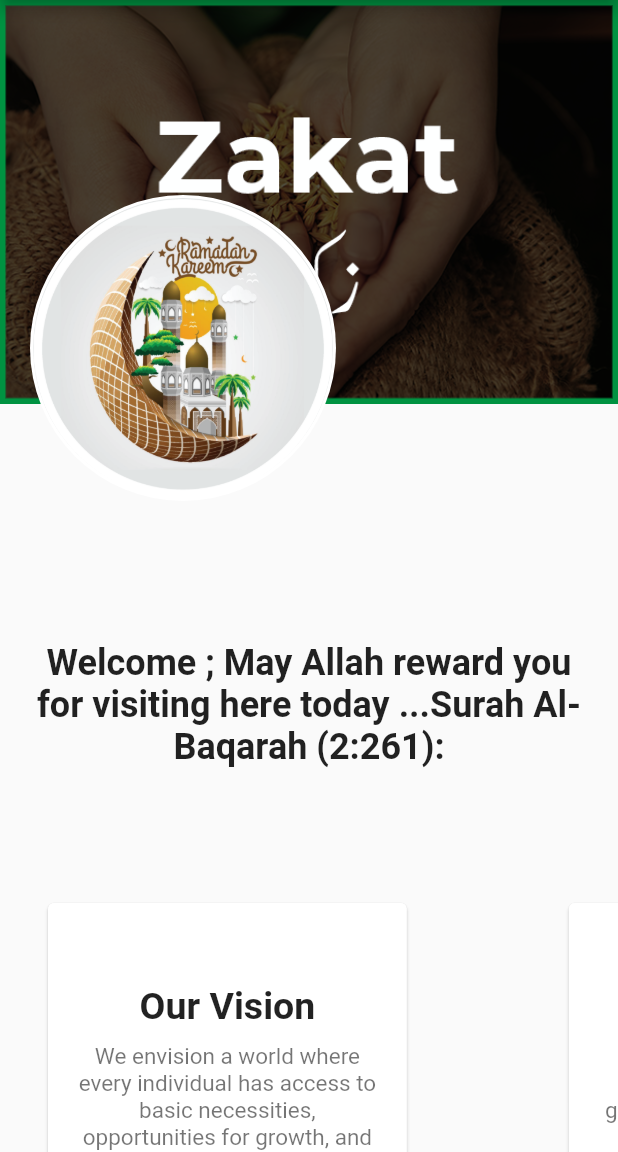
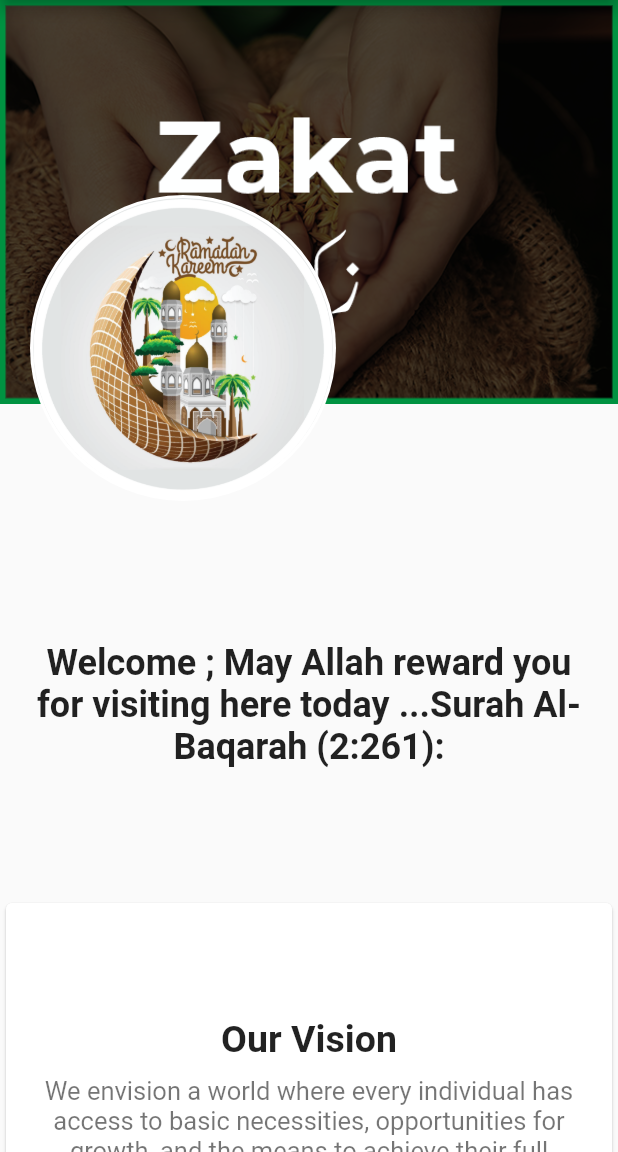
Before and after one commit to Akaiso/zakat-jahada, a Flutter app: the screen it shows after launch, on a phone screen of 412 x 824 dp, the part 84-1236 px from its top. Run offline on Flutter 3.47's test engine with Material 2 defaults, Android fonts, the phone set to English and light mode, and no system bars; drawn by our look-alikes of auto_size_text; our stand-ins replace image_picker.

Commit message:
responsiveness update on mission and vision in homepage

```diff
--- a/lib/view/HomePage.dart
+++ b/lib/view/HomePage.dart
@@ -56,19 +56,14 @@ class HomePage extends StatelessWidget {
                 textAlign: TextAlign.center,
               ),
             ),
-            SizedBox(height: 20),
 
-            const SizedBox(height: 50),
-            SingleChildScrollView(
-              scrollDirection: Axis.horizontal,
-              child: Padding(
-                padding: const EdgeInsets.symmetric(horizontal: 28.0),
-                child: Wrap(
+            const SizedBox(height: 70),
+            Wrap(
               direction: Axis.horizontal,
               children: [
                 SizedBox(
                   height: 300,
-                      width: MediaQuery.of(context).size.width * 0.6,
+                  width: MediaQuery.of(context).size.width < 800?  MediaQuery.of(context).size.width : MediaQuery.of(context).size.width* 0.4,
                   child: Card(
                     child: Padding(
                       padding: const EdgeInsets.all(20.0),
@@ -99,10 +94,10 @@ class HomePage extends StatelessWidget {
                     ),
                   ),
                 ),
-                    const SizedBox(width: 100),
+                const SizedBox(width: 50),
                 SizedBox(
                   height: 300,
-                      width: MediaQuery.of(context).size.width * 0.6,
+                  width: MediaQuery.of(context).size.width < 800? MediaQuery.of(context).size.width : MediaQuery.of(context).size.width * 0.4,
                   child: Card(
                     child: Padding(
                       padding: const EdgeInsets.all(20.0),
@@ -132,8 +127,6 @@ class HomePage extends StatelessWidget {
                   ),
                 ),
               ],
-                ),
-              ),
             ),
             const SizedBox(height: 50),
             ListTile(
```
Lines whose indentation alone changed are shown as unchanged.
